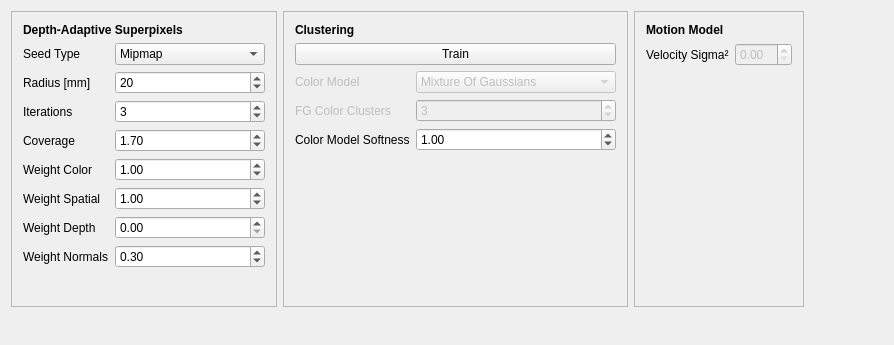
The window that KinectSuperPoints/src/SuperPoints/KinectSuperPoints/WdgtSuperpixelParameters.ui (Danvil/dasp) describes before a commit, drawn with Qt 5.
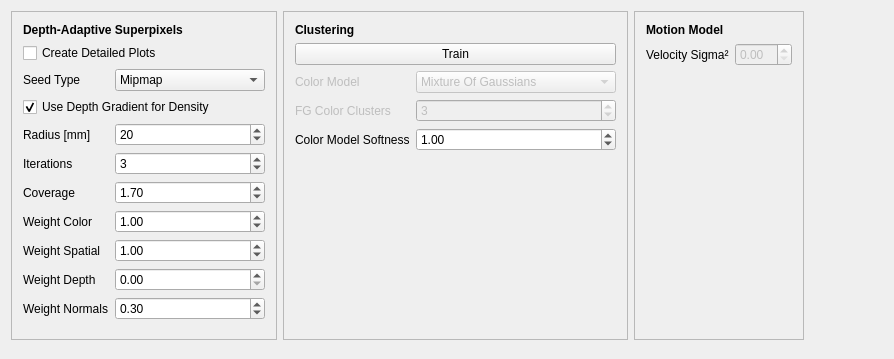
The same window after the commit.

Commit message: Added parameter and gui checkbox to disable debug plots Added parameter and gui checkbox to disable gradient adaptive density

```diff
--- a/KinectSuperPoints/src/SuperPoints/KinectSuperPoints/WdgtSuperpixelParameters.ui
+++ b/KinectSuperPoints/src/SuperPoints/KinectSuperPoints/WdgtSuperpixelParameters.ui
@@ -7,7 +7,7 @@
     <x>0</x>
     <y>0</y>
     <width>894</width>
-    <height>345</height>
+    <height>359</height>
    </rect>
   </property>
   <property name="windowTitle">
@@ -36,14 +36,14 @@
       <enum>QFrame::Raised</enum>
      </property>
      <layout class="QGridLayout" name="gridLayout_2">
-      <item row="6" column="0">
+      <item row="9" column="0">
        <widget class="QLabel" name="label">
         <property name="text">
          <string>Weight Spatial</string>
         </property>
        </widget>
       </item>
-      <item row="8" column="1">
+      <item row="11" column="1">
        <widget class="QDoubleSpinBox" name="doubleSpinBoxWeightDepth">
         <property name="maximum">
          <double>10.000000000000000</double>
@@ -56,7 +56,7 @@
         </property>
        </widget>
       </item>
-      <item row="9" column="1">
+      <item row="12" column="1">
        <widget class="QDoubleSpinBox" name="doubleSpinBoxWeightNormal">
         <property name="maximum">
          <double>10.000000000000000</double>
@@ -82,7 +82,7 @@
         </property>
        </widget>
       </item>
-      <item row="12" column="0">
+      <item row="15" column="0">
        <spacer name="verticalSpacer_2">
         <property name="orientation">
          <enum>Qt::Vertical</enum>
@@ -95,14 +95,14 @@
         </property>
        </spacer>
       </item>
-      <item row="4" column="0">
+      <item row="7" column="0">
        <widget class="QLabel" name="label_6">
         <property name="text">
          <string>Coverage</string>
         </property>
        </widget>
       </item>
-      <item row="6" column="1">
+      <item row="9" column="1">
        <widget class="QDoubleSpinBox" name="doubleSpinBoxWeightSpatial">
         <property name="maximum">
          <double>10.000000000000000</double>
@@ -115,28 +115,28 @@
         </property>
        </widget>
       </item>
-      <item row="8" column="0">
+      <item row="11" column="0">
        <widget class="QLabel" name="label_2">
         <property name="text">
          <string>Weight Depth</string>
         </property>
        </widget>
       </item>
-      <item row="9" column="0">
+      <item row="12" column="0">
        <widget class="QLabel" name="label_7">
         <property name="text">
          <string>Weight Normals</string>
         </property>
        </widget>
       </item>
-      <item row="3" column="0">
+      <item row="6" column="0">
        <widget class="QLabel" name="label_3">
         <property name="text">
          <string>Iterations</string>
         </property>
        </widget>
       </item>
-      <item row="3" column="1">
+      <item row="6" column="1">
        <widget class="QSpinBox" name="spinBoxIterations">
         <property name="maximum">
          <number>10</number>
@@ -146,7 +146,7 @@
         </property>
        </widget>
       </item>
-      <item row="4" column="1">
+      <item row="7" column="1">
        <widget class="QDoubleSpinBox" name="doubleSpinBoxCoverage">
         <property name="maximum">
          <double>10.000000000000000</double>
@@ -159,14 +159,14 @@
         </property>
        </widget>
       </item>
-      <item row="1" column="0">
+      <item row="2" column="0">
        <widget class="QLabel" name="label_15">
         <property name="text">
          <string>Seed Type</string>
         </property>
        </widget>
       </item>
-      <item row="1" column="1">
+      <item row="2" column="1">
        <widget class="QComboBox" name="comboBoxSeedType">
         <property name="minimumSize">
          <size>
@@ -194,14 +194,14 @@
         </item>
        </widget>
       </item>
-      <item row="5" column="0">
+      <item row="8" column="0">
        <widget class="QLabel" name="label_4">
         <property name="text">
          <string>Weight Color</string>
         </property>
        </widget>
       </item>
-      <item row="5" column="1">
+      <item row="8" column="1">
        <widget class="QDoubleSpinBox" name="doubleSpinBoxWeightColor">
         <property name="maximum">
          <double>10.000000000000000</double>
@@ -214,7 +214,7 @@
         </property>
        </widget>
       </item>
-      <item row="2" column="1">
+      <item row="4" column="1">
        <widget class="QDoubleSpinBox" name="doubleSpinBoxRadius">
         <property name="decimals">
          <number>0</number>
@@ -230,13 +230,33 @@
         </property>
        </widget>
       </item>
-      <item row="2" column="0">
+      <item row="4" column="0">
        <widget class="QLabel" name="label_5">
         <property name="text">
          <string>Radius [mm]</string>
         </property>
        </widget>
       </item>
+      <item row="3" column="0" colspan="2">
+       <widget class="QCheckBox" name="checkBoxGradientAdaptive">
+        <property name="text">
+         <string>Use Depth Gradient for Density</string>
+        </property>
+        <property name="checked">
+         <bool>true</bool>
+        </property>
+       </widget>
+      </item>
+      <item row="1" column="0" colspan="2">
+       <widget class="QCheckBox" name="checkBoxCreatePlots">
+        <property name="text">
+         <string>Create Detailed Plots</string>
+        </property>
+        <property name="checked">
+         <bool>false</bool>
+        </property>
+       </widget>
+      </item>
      </layout>
     </widget>
    </item>
```
The commit also changes 7 other files.
